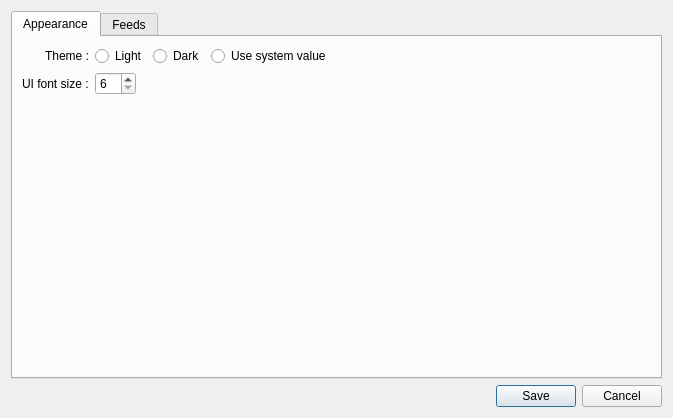
This is client-desktop/src/dialogs/DialogPreferences.ui in zappatic/ZapFeedReader as Qt 5 draws it before an edit. The edited form follows.
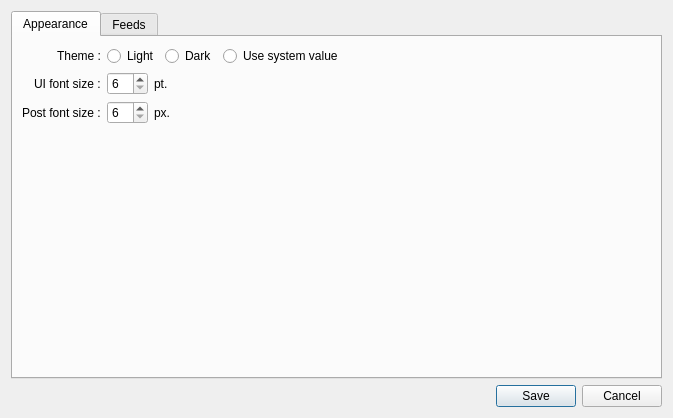
This is the edited form.

Commit message: add preference for post font size

Diff of the .ui file:
```diff
--- a/client-desktop/src/dialogs/DialogPreferences.ui
+++ b/client-desktop/src/dialogs/DialogPreferences.ui
@@ -90,6 +90,13 @@
              </property>
             </widget>
            </item>
+           <item>
+            <widget class="QLabel" name="labelPT">
+             <property name="text">
+              <string notr="true">pt.</string>
+             </property>
+            </widget>
+           </item>
            <item>
             <spacer name="horizontalSpacer_2">
              <property name="orientation">
@@ -105,6 +112,44 @@
            </item>
           </layout>
          </item>
+         <item row="2" column="0">
+          <widget class="QLabel" name="labelPostFontSize">
+           <property name="text">
+            <string>Post font size :</string>
+           </property>
+          </widget>
+         </item>
+         <item row="2" column="1">
+          <layout class="QHBoxLayout" name="horizontalLayout_4">
+           <item>
+            <widget class="QSpinBox" name="spinBoxPostFontSize">
+             <property name="minimum">
+              <number>6</number>
+             </property>
+            </widget>
+           </item>
+           <item>
+            <widget class="QLabel" name="labelPX">
+             <property name="text">
+              <string notr="true">px.</string>
+             </property>
+            </widget>
+           </item>
+           <item>
+            <spacer name="horizontalSpacer_3">
+             <property name="orientation">
+              <enum>Qt::Horizontal</enum>
+             </property>
+             <property name="sizeHint" stdset="0">
+              <size>
+               <width>40</width>
+               <height>20</height>
+              </size>
+             </property>
+            </spacer>
+           </item>
+          </layout>
+         </item>
         </layout>
        </item>
       </layout>
```
Left out of the diff: 4 changed lines with no effect on the pictures. The commit also changes 6 other files.
